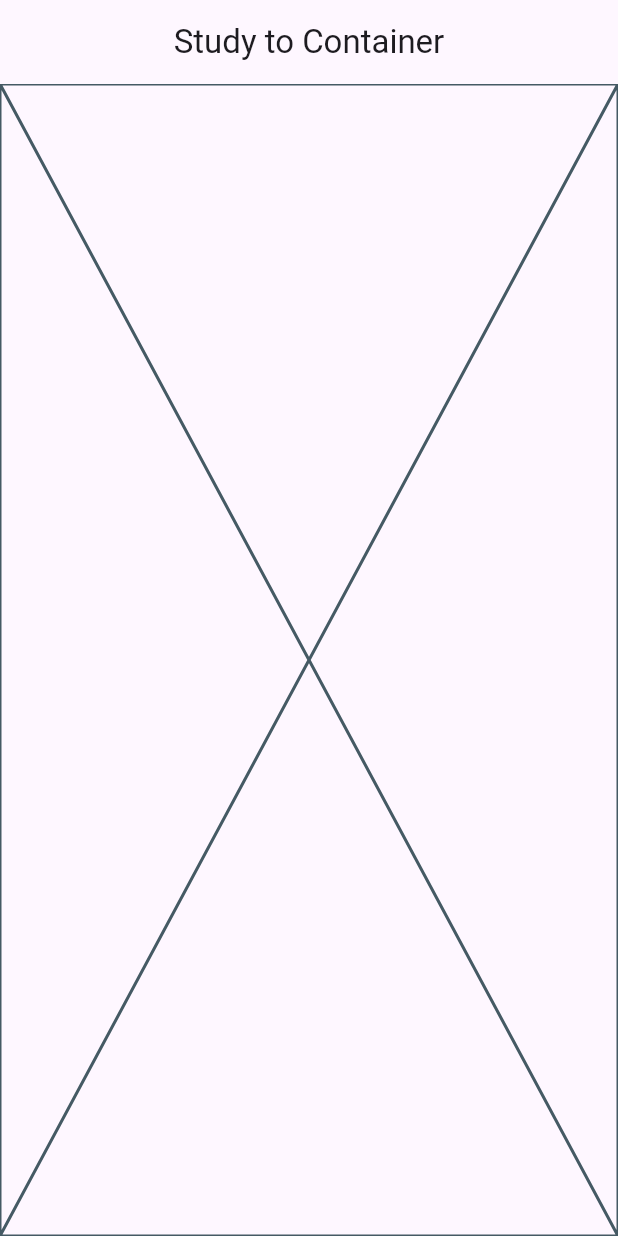
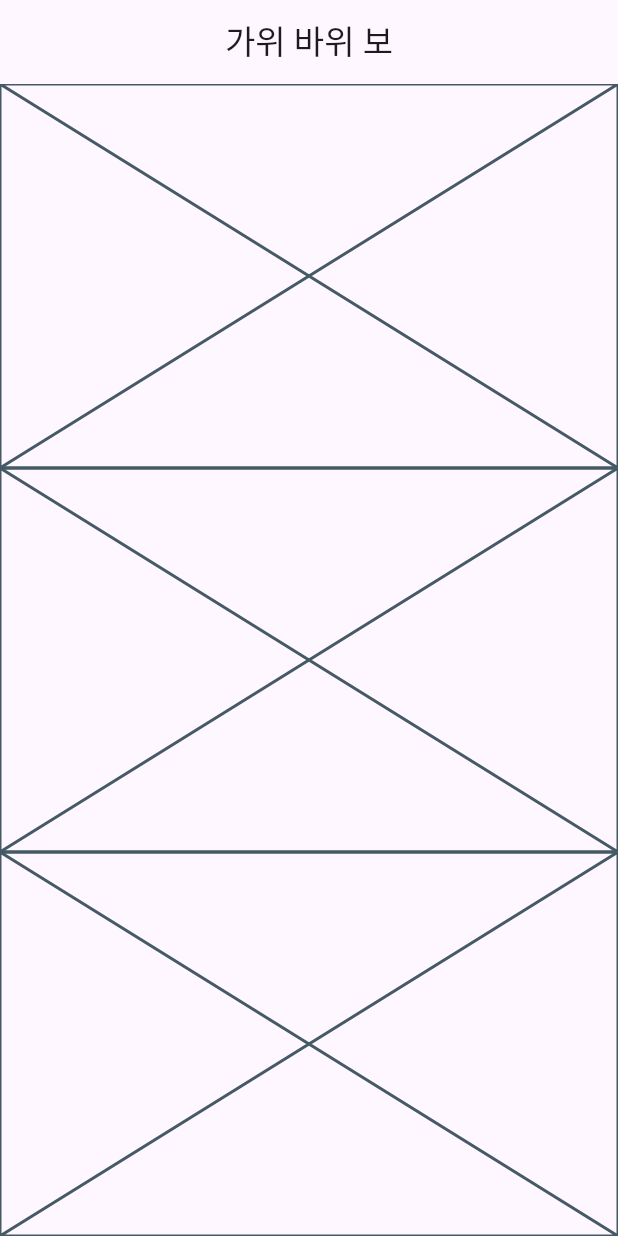
Before and after one commit to mincoln419/flutterEx2, a Flutter app: the screen it shows after launch, on a phone screen of 412 x 824 dp. Run offline on Flutter 3.47's test engine with Material 3 defaults, Android fonts, the phone set to English and light mode, and no system bars.

Commit message:
refs #15 basic file init

```diff
--- /dev/null
+++ b/lib/body/cpu_input.dart
@@ -0,0 +1,15 @@
+import 'package:flutter/cupertino.dart';
+
+class CPUInput extends StatefulWidget {
+  const CPUInput({super.key});
+
+  @override
+  State<CPUInput> createState() => _CPUInputState();
+}
+
+class _CPUInputState extends State<CPUInput> {
+  @override
+  Widget build(BuildContext context) {
+    return const Placeholder();
+  }
+}
--- /dev/null
+++ b/lib/body/game_body.dart
@@ -0,0 +1,26 @@
+import 'package:demo_flutter/body/user_input.dart';
+import 'package:flutter/cupertino.dart';
+
+import 'cpu_input.dart';
+import 'game_result.dart';
+
+class GameBody extends StatefulWidget {
+  const GameBody({super.key});
+
+  @override
+  State<GameBody> createState() => _GameBodyState();
+}
+
+class _GameBodyState extends State<GameBody> {
+  @override
+  Widget build(BuildContext context) {
+    return Column(
+      children: [
+        Expanded(child: CPUInput()),
+        Expanded(child: GameResult()),
+        Expanded(child: UserInput()),
+
+      ],
+    );
+  }
+}
--- /dev/null
+++ b/lib/body/game_result.dart
@@ -0,0 +1,15 @@
+import 'package:flutter/cupertino.dart';
+
+class GameResult extends StatefulWidget {
+  const GameResult({super.key});
+
+  @override
+  State<GameResult> createState() => _GameResultState();
+}
+
+class _GameResultState extends State<GameResult> {
+  @override
+  Widget build(BuildContext context) {
+    return const Placeholder();
+  }
+}
--- /dev/null
+++ b/lib/body/user_input.dart
@@ -0,0 +1,15 @@
+import 'package:flutter/cupertino.dart';
+
+class UserInput extends StatefulWidget {
+  const UserInput({super.key});
+
+  @override
+  State<UserInput> createState() => _UserInputState();
+}
+
+class _UserInputState extends State<UserInput> {
+  @override
+  Widget build(BuildContext context) {
+    return const Placeholder();
+  }
+}
--- a/lib/main.dart
+++ b/lib/main.dart
@@ -1,22 +1,24 @@
 import 'package:flutter/material.dart';
 
+import 'body/game_body.dart';
+
 void main() {
-  runApp(MaterialApp(
-    home: Scaffold(
-      appBar: AppBar(
-        centerTitle: true,
-        title: Text('Study to Container'),
-      ),
-      body: CustomContainer(),
-    ),
-  ));
+  runApp(const RPSWidget());
 }
 
-class CustomContainer extends StatelessWidget {
-  const CustomContainer({super.key});
+class RPSWidget extends StatelessWidget {
+  const RPSWidget({super.key});
 
   @override
   Widget build(BuildContext context) {
-    return const Placeholder();
+    return MaterialApp(
+      home: Scaffold(
+        appBar: AppBar(
+          centerTitle: true,
+          title: const Text('가위 바위 보'),
+        ),
+        body: const GameBody(),
+      ),
+    );
   }
 }
```
